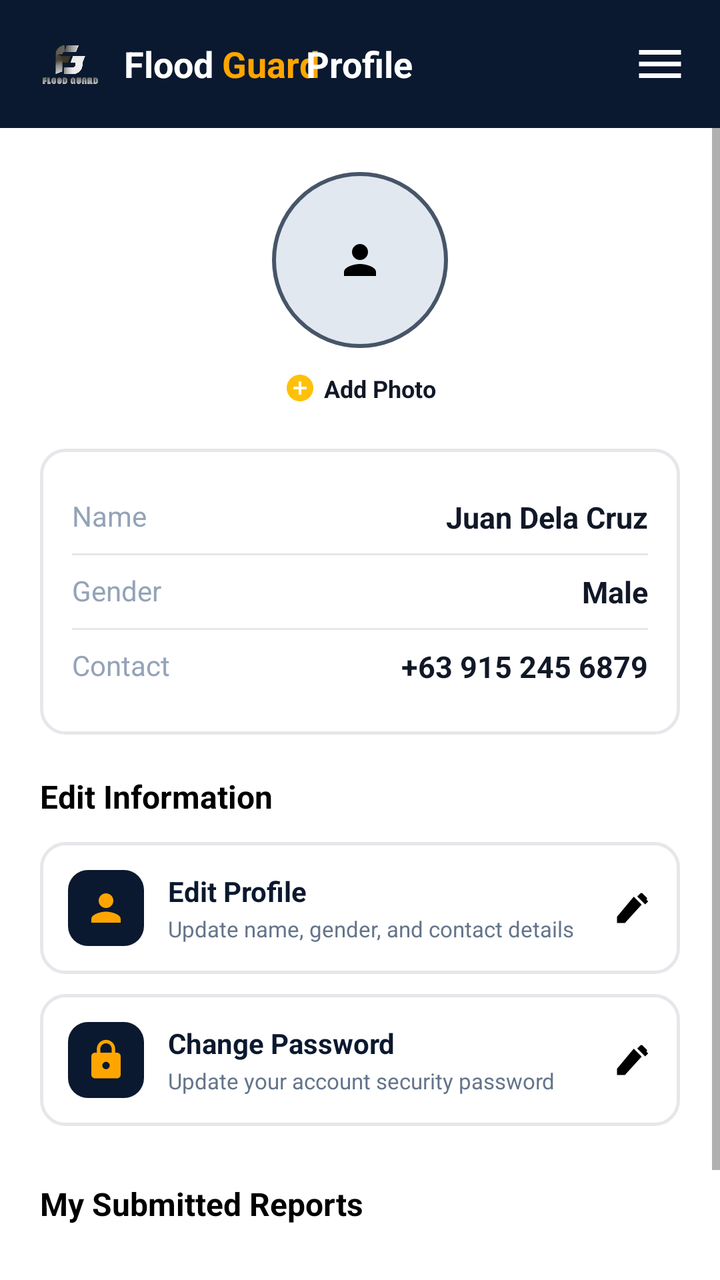
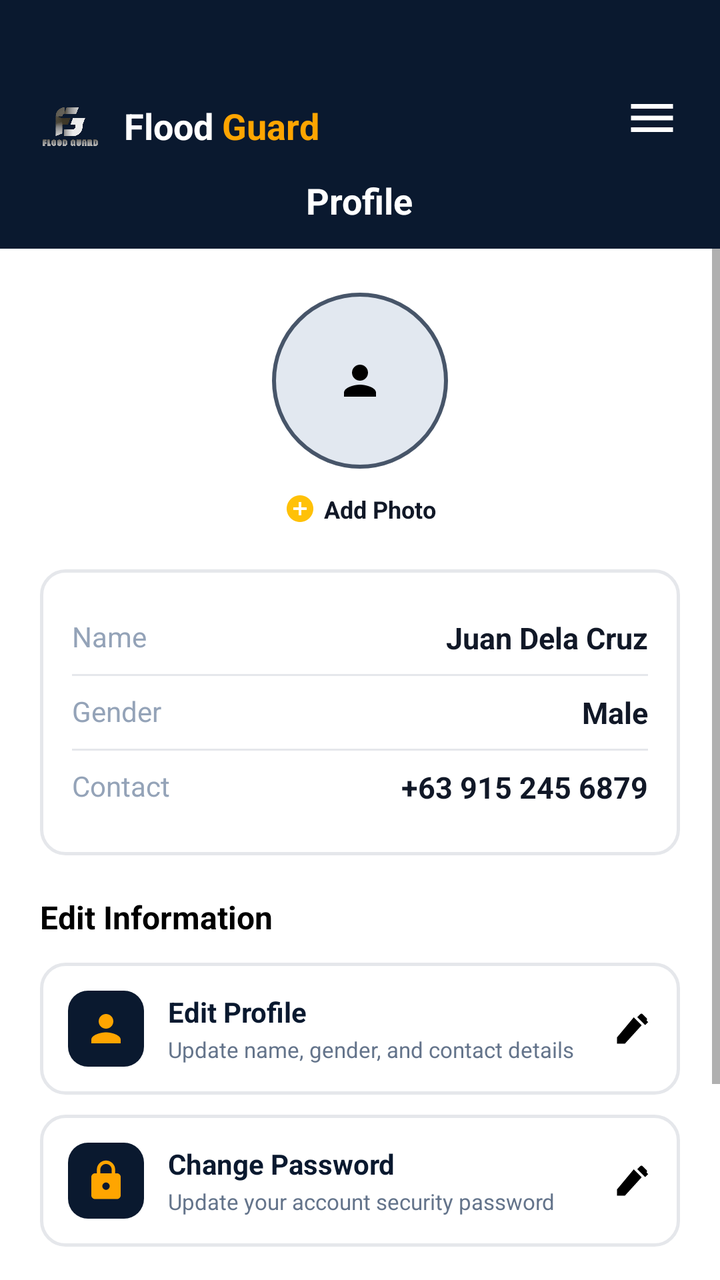

The first picture is an Android layout as it rendered before a commit; the second is the same layout after the commit. The layout source and the unified diff follow.
<!-- AndroidManifest.xml: activity theme Theme.FloodGuard -->
<!-- res/layout/activity_profile.xml -->
<?xml version="1.0" encoding="utf-8"?>
<RelativeLayout xmlns:android="http://schemas.android.com/apk/res/android"
    xmlns:app="http://schemas.android.com/apk/res-auto"
    android:layout_width="match_parent"
    android:layout_height="match_parent"
    android:background="@color/app_bg">

    
    <RelativeLayout
        android:id="@+id/headerBar"
        android:layout_width="match_parent"
        android:layout_height="64dp"
        android:background="#0A192F"
        android:paddingStart="16dp"
        android:paddingEnd="16dp"
        android:layout_alignParentTop="true">

        
        <LinearLayout
            android:id="@+id/logoLayout"
            android:layout_width="wrap_content"
            android:layout_height="wrap_content"
            android:layout_centerVertical="true"
            android:gravity="center_vertical"
            android:orientation="horizontal"
            android:clickable="true"
            android:focusable="true">

            <ImageView
                android:layout_width="38dp"
                android:layout_height="38dp"
                android:src="@drawable/fg_logo"
                android:contentDescription="FloodGuard Logo" />

            <LinearLayout
                android:layout_width="wrap_content"
                android:layout_height="wrap_content"
                android:layout_marginStart="8dp"
                android:orientation="horizontal">

                <TextView
                    android:layout_width="wrap_content"
                    android:layout_height="wrap_content"
                    android:text="Flood "
                    android:textColor="@android:color/white"
                    android:textSize="18sp"
                    android:textStyle="bold" />

                <TextView
                    android:layout_width="wrap_content"
                    android:layout_height="wrap_content"
                    android:text="Guard"
                    android:textColor="#FFA500"
                    android:textSize="18sp"
                    android:textStyle="bold" />
            </LinearLayout>
        </LinearLayout>

        
        <TextView
            android:layout_width="wrap_content"
            android:layout_height="wrap_content"
            android:layout_centerInParent="true"
            android:text="Profile"
            android:textColor="@android:color/white"
            android:textSize="18sp"
            android:textStyle="bold" />

        
        <ImageView
            android:id="@+id/menuIcon"
            android:layout_width="28dp"
            android:layout_height="28dp"
            android:layout_alignParentEnd="true"
            android:layout_centerVertical="true"
            android:src="@drawable/ic_menu"
            android:contentDescription="Menu"
            android:clickable="true"
            android:focusable="true" />
    </RelativeLayout>

    
    <ScrollView
        android:layout_width="match_parent"
        android:layout_height="match_parent"
        android:layout_below="@id/headerBar"
        android:layout_alignParentBottom="true"
        android:fillViewport="true">

        <LinearLayout
            android:layout_width="match_parent"
            android:layout_height="wrap_content"
            android:orientation="vertical"
            android:padding="20dp">

            
            <LinearLayout
                android:layout_width="match_parent"
                android:layout_height="wrap_content"
                android:gravity="center_horizontal"
                android:orientation="vertical"
                android:layout_marginBottom="16dp">

                <FrameLayout
                    android:layout_width="92dp"
                    android:layout_height="92dp"
                    android:layout_gravity="center_horizontal">

                    <ImageView
                        android:id="@+id/avatarImage"
                        android:layout_width="88dp"
                        android:layout_height="88dp"
                        android:layout_gravity="center"
                        android:background="@drawable/circle_avatar_bg"
                        android:padding="16dp"
                        android:scaleType="centerInside"
                        android:src="@drawable/ic_profile"
                        android:clickable="true"
                        android:focusable="true"
                        android:contentDescription="Profile Picture" />
                </FrameLayout>

                <LinearLayout
                    android:id="@+id/addPhotoButton"
                    android:layout_width="wrap_content"
                    android:layout_height="wrap_content"
                    android:layout_gravity="center_horizontal"
                    android:gravity="center"
                    android:orientation="horizontal"
                    android:padding="6dp"
                    android:clickable="true"
                    android:focusable="true"
                    android:layout_marginTop="4dp">

                    <ImageView
                        android:layout_width="16dp"
                        android:layout_height="16dp"
                        android:src="@drawable/ic_add_circle"
                        android:contentDescription="Add" />

                    <TextView
                        android:layout_width="wrap_content"
                        android:layout_height="wrap_content"
                        android:layout_marginStart="4dp"
                        android:text="Add Photo"
                        android:textColor="@color/text_primary"
                        android:textSize="12sp"
                        android:textStyle="bold" />
                </LinearLayout>

            </LinearLayout>

            
            <LinearLayout
                android:layout_width="match_parent"
                android:layout_height="wrap_content"
                android:background="@drawable/search_bg"
                android:orientation="vertical"
                android:padding="16dp"
                android:layout_marginBottom="20dp">

                
                <RelativeLayout
                    android:layout_width="match_parent"
                    android:layout_height="wrap_content"
                    android:paddingTop="8dp"
                    android:paddingBottom="8dp">

                    <TextView
                        android:layout_width="wrap_content"
                        android:layout_height="wrap_content"
                        android:layout_alignParentStart="true"
                        android:text="Name"
                        android:textColor="#94A3B8"
                        android:textSize="14sp" />

                    <EditText
                        android:id="@+id/profileNameInput"
                        android:layout_width="wrap_content"
                        android:layout_height="wrap_content"
                        android:layout_alignParentEnd="true"
                        android:background="@null"
                        android:text="Juan Dela Cruz"
                        android:textColor="@color/text_primary"
                        android:textSize="15sp"
                        android:textStyle="bold"
                        android:enabled="false"
                        android:focusable="false"
                        android:focusableInTouchMode="false"
                        android:clickable="false"
                        android:cursorVisible="false"
                        android:inputType="none" />
                </RelativeLayout>

                <View
                    android:layout_width="match_parent"
                    android:layout_height="1dp"
                    android:background="@color/divider_color" />

                
                <RelativeLayout
                    android:layout_width="match_parent"
                    android:layout_height="wrap_content"
                    android:paddingTop="8dp"
                    android:paddingBottom="8dp">

                    <TextView
                        android:layout_width="wrap_content"
                        android:layout_height="wrap_content"
                        android:layout_alignParentStart="true"
                        android:text="Gender"
                        android:textColor="#94A3B8"
                        android:textSize="14sp" />

                    <EditText
                        android:id="@+id/profileGenderInput"
                        android:layout_width="wrap_content"
                        android:layout_height="wrap_content"
                        android:layout_alignParentEnd="true"
                        android:background="@null"
                        android:text="Male"
                        android:textColor="@color/text_primary"
                        android:textSize="15sp"
                        android:textStyle="bold"
                        android:enabled="false"
                        android:focusable="false"
                        android:focusableInTouchMode="false"
                        android:clickable="false"
                        android:cursorVisible="false"
                        android:inputType="none" />
                </RelativeLayout>

                <View
                    android:layout_width="match_parent"
                    android:layout_height="1dp"
                    android:background="@color/divider_color" />

                
                <RelativeLayout
                    android:layout_width="match_parent"
                    android:layout_height="wrap_content"
                    android:paddingTop="8dp"
                    android:paddingBottom="8dp">

                    <TextView
                        android:layout_width="wrap_content"
                        android:layout_height="wrap_content"
                        android:layout_alignParentStart="true"
                        android:text="Contact"
                        android:textColor="#94A3B8"
                        android:textSize="14sp" />

                    <EditText
                        android:id="@+id/profileContactInput"
                        android:layout_width="wrap_content"
                        android:layout_height="wrap_content"
                        android:layout_alignParentEnd="true"
                        android:background="@null"
                        android:text="+63 915 245 6879"
                        android:textColor="@color/text_primary"
                        android:textSize="15sp"
                        android:textStyle="bold"
                        android:enabled="false"
                        android:focusable="false"
                        android:focusableInTouchMode="false"
                        android:clickable="false"
                        android:cursorVisible="false"
                        android:inputType="none" />
                </RelativeLayout>

            </LinearLayout>

            
            <TextView
                android:layout_width="wrap_content"
                android:layout_height="wrap_content"
                android:text="Edit Information"
                android:textColor="#000000"
                android:textSize="16sp"
                android:textStyle="bold"
                android:layout_marginBottom="12dp" />

            
            <RelativeLayout
                android:id="@+id/btnEditProfile"
                android:layout_width="match_parent"
                android:layout_height="wrap_content"
                android:background="@drawable/search_bg"
                android:padding="14dp"
                android:clickable="true"
                android:focusable="true"
                android:layout_marginBottom="10dp">

                <ImageView
                    android:id="@+id/iconEditProfileBadge"
                    android:layout_width="38dp"
                    android:layout_height="38dp"
                    android:layout_alignParentStart="true"
                    android:layout_centerVertical="true"
                    android:background="@drawable/icon_badge_bg"
                    android:padding="8dp"
                    android:src="@drawable/ic_profile"
                    app:tint="#FFA500"
                    android:contentDescription="Edit Profile Icon" />

                <LinearLayout
                    android:layout_width="match_parent"
                    android:layout_height="wrap_content"
                    android:layout_centerVertical="true"
                    android:layout_marginStart="12dp"
                    android:layout_marginEnd="12dp"
                    android:layout_toEndOf="@id/iconEditProfileBadge"
                    android:layout_toStartOf="@id/chevronEditProfile"
                    android:orientation="vertical">

                    <TextView
                        android:layout_width="wrap_content"
                        android:layout_height="wrap_content"
                        android:text="Edit Profile"
                        android:textColor="#0A192F"
                        android:textSize="14sp"
                        android:textStyle="bold" />

                    <TextView
                        android:layout_width="wrap_content"
                        android:layout_height="wrap_content"
                        android:layout_marginTop="2dp"
                        android:text="Update name, gender, and contact details"
                        android:textColor="#64748B"
                        android:textSize="11sp" />
                </LinearLayout>

                <ImageView
                    android:id="@+id/chevronEditProfile"
                    android:layout_width="20dp"
                    android:layout_height="20dp"
                    android:layout_alignParentEnd="true"
                    android:layout_centerVertical="true"
                    android:src="@drawable/ic_edit"
                    android:contentDescription="Edit Profile" />
            </RelativeLayout>

            
            <RelativeLayout
                android:id="@+id/btnChangePassword"
                android:layout_width="match_parent"
                android:layout_height="wrap_content"
                android:background="@drawable/search_bg"
                android:padding="14dp"
                android:clickable="true"
                android:focusable="true"
                android:layout_marginBottom="20dp">

                <ImageView
                    android:id="@+id/iconChangePasswordBadge"
                    android:layout_width="38dp"
                    android:layout_height="38dp"
                    android:layout_alignParentStart="true"
                    android:layout_centerVertical="true"
                    android:background="@drawable/icon_badge_bg"
                    android:padding="8dp"
                    android:src="@drawable/ic_lock"
                    android:contentDescription="Change Password Icon" />

                <LinearLayout
                    android:layout_width="match_parent"
                    android:layout_height="wrap_content"
                    android:layout_centerVertical="true"
                    android:layout_marginStart="12dp"
                    android:layout_marginEnd="12dp"
                    android:layout_toEndOf="@id/iconChangePasswordBadge"
                    android:layout_toStartOf="@id/chevronChangePassword"
                    android:orientation="vertical">

                    <TextView
                        android:layout_width="wrap_content"
                        android:layout_height="wrap_content"
                        android:text="Change Password"
                        android:textColor="#0A192F"
                        android:textSize="14sp"
                        android:textStyle="bold" />

                    <TextView
                        android:layout_width="wrap_content"
                        android:layout_height="wrap_content"
                        android:layout_marginTop="2dp"
                        android:text="Update your account security password"
                        android:textColor="#64748B"
                        android:textSize="11sp" />
                </LinearLayout>

                <ImageView
                    android:id="@+id/chevronChangePassword"
                    android:layout_width="20dp"
                    android:layout_height="20dp"
                    android:layout_alignParentEnd="true"
                    android:layout_centerVertical="true"
                    android:src="@drawable/ic_edit"
                    android:contentDescription="Edit" />
            </RelativeLayout>

            
            <TextView
                android:layout_width="wrap_content"
                android:layout_height="wrap_content"
                android:text="My Submitted Reports"
                android:textColor="#000000"
                android:textSize="16sp"
                android:textStyle="bold"
                android:layout_marginTop="8dp"
                android:layout_marginBottom="12dp" />

            <LinearLayout
                android:id="@+id/profileReportsContainer"
                android:layout_width="match_parent"
                android:layout_height="wrap_content"
                android:orientation="vertical"
                android:layout_marginBottom="16dp" />

            
            <LinearLayout
                android:id="@+id/btnLogout"
                android:layout_width="wrap_content"
                android:layout_height="40dp"
                android:layout_gravity="end"
                android:background="@drawable/btn_logout_red"
                android:clickable="true"
                android:focusable="true"
                android:gravity="center"
                android:paddingStart="16dp"
                android:paddingEnd="16dp">

                <ImageView
                    android:layout_width="18dp"
                    android:layout_height="18dp"
                    android:src="@drawable/ic_logout"
                    android:contentDescription="Log out" />

                <TextView
                    android:layout_width="wrap_content"
                    android:layout_height="wrap_content"
                    android:layout_marginStart="8dp"
                    android:text="LOG-OUT"
                    android:textColor="@android:color/white"
                    android:textSize="12sp"
                    android:textStyle="bold" />
            </LinearLayout>

        </LinearLayout>
    </ScrollView>

</RelativeLayout>
<!-- resources referenced by this layout -->
<resources>
  <color name="app_bg">#FFFFFF</color>
  <color name="divider_color">#E5E7EB</color>
  <color name="text_primary">#111827</color>
  <!-- drawable btn_logout_red (drawable) -->
  <?xml version="1.0" encoding="utf-8"?>
  <shape xmlns:android="http://schemas.android.com/apk/res/android"
      android:shape="rectangle">
      <solid android:color="#D32F2F" />
      <corners android:radius="20dp" />
  </shape>
  <!-- drawable circle_avatar_bg (drawable) -->
  <?xml version="1.0" encoding="utf-8"?>
  <shape xmlns:android="http://schemas.android.com/apk/res/android"
      android:shape="oval">
      <solid android:color="#E2E8F0" />
      <stroke
          android:width="2dp"
          android:color="#475569" />
  </shape>
  <!-- drawable ic_add_circle (drawable) -->
  <vector xmlns:android="http://schemas.android.com/apk/res/android"
      android:width="52dp"
      android:height="52dp"
      android:viewportWidth="24"
      android:viewportHeight="24">
      <path
          android:fillColor="#FFC107"
          android:pathData="M12,2C6.48,2 2,6.48 2,12s4.48,10 10,10 10,-4.48 10,-10S17.52,2 12,2zm5,11h-4v4h-2v-4H7v-2h4V7h2v4h4v2z" />
  </vector>
  <!-- drawable ic_edit (drawable) -->
  <vector xmlns:android="http://schemas.android.com/apk/res/android"
      android:width="20dp"
      android:height="20dp"
      android:viewportWidth="24"
      android:viewportHeight="24">
      <path
          android:fillColor="#000000"
          android:pathData="M3,17.25V21h4.75L17.81,9.94l-4.75,-4.75L3,17.25zM20.71,7.04c0.39,-0.39 0.39,-1.02 0,-1.41l-2.34,-2.34c-0.39,-0.39 -1.02,-0.39 -1.41,0l-1.83,1.83 4.75,4.75 1.83,-1.83z" />
  </vector>
  <!-- drawable ic_logout (drawable) -->
  <vector xmlns:android="http://schemas.android.com/apk/res/android"
      android:width="20dp"
      android:height="20dp"
      android:viewportWidth="24"
      android:viewportHeight="24">
      <path
          android:fillColor="#FFFFFF"
          android:pathData="M17,7l-1.41,1.41L18.17,11H8v2h10.17l-2.58,2.58L17,17l5,-5zM4,5h8V3H4c-1.1,0 -2,0.9 -2,2v14c0,1.1 0.9,2 2,2h8v-2H4V5z" />
  </vector>
  <!-- drawable ic_menu (drawable) -->
  <vector xmlns:android="http://schemas.android.com/apk/res/android"
      android:width="28dp"
      android:height="28dp"
      android:viewportWidth="24"
      android:viewportHeight="24">
      <path
          android:fillColor="#FFFFFF"
          android:pathData="M3,18h18v-2H3v2zm0,-5h18v-2H3v2zm0,-7v2h18V6H3z" />
  </vector>
  <!-- drawable ic_profile (drawable) -->
  <vector xmlns:android="http://schemas.android.com/apk/res/android"
      android:width="24dp"
      android:height="24dp"
      android:viewportWidth="24"
      android:viewportHeight="24">
      <path
          android:fillColor="#000000"
          android:pathData="M12,12c2.21,0 4,-1.79 4,-4s-1.79,-4 -4,-4 -4,1.79 -4,4 1.79,4 4,4zm0,2c-2.67,0 -8,1.34 -8,4v2h16v-2c0,-2.66 -5.33,-4 -8,-4z" />
  </vector>
  <!-- drawable icon_badge_bg (drawable) -->
  <?xml version="1.0" encoding="utf-8"?>
  <shape xmlns:android="http://schemas.android.com/apk/res/android"
      android:shape="rectangle">
      <solid android:color="#0A192F" />
      <corners android:radius="10dp" />
  </shape>
  <!-- drawable search_bg (drawable) -->
  <?xml version="1.0" encoding="utf-8"?>
  <shape xmlns:android="http://schemas.android.com/apk/res/android"
      android:shape="rectangle">
      <solid android:color="@color/card_bg" />
      <corners android:radius="12dp" />
      <stroke
          android:width="1.5dp"
          android:color="@color/card_stroke" />
  </shape>
  <style name="Theme.FloodGuard" parent="Theme.AppCompat.DayNight.NoActionBar">
          <item name="windowActionBar">false</item>
          <item name="windowNoTitle">true</item>
      </style>
  <color name="card_bg">#FFFFFF</color>
  <color name="card_stroke">#E5E7EB</color>
  <!-- unchanged entries left out for length: 2 -->
</resources>

<!-- the commit's change to res/layout/activity_profile.xml (unified diff, before → after) -->
@@ -9,10 +9,13 @@
     <RelativeLayout
         android:id="@+id/headerBar"
         android:layout_width="match_parent"
-        android:layout_height="64dp"
+        android:layout_height="wrap_content"
+        android:minHeight="76dp"
         android:background="#0A192F"
         android:paddingStart="16dp"
         android:paddingEnd="16dp"
+        android:paddingTop="36dp"
+        android:paddingBottom="12dp"
         android:layout_alignParentTop="true">
 
         
@@ -20,9 +23,11 @@
             android:id="@+id/logoLayout"
             android:layout_width="wrap_content"
             android:layout_height="wrap_content"
-            android:layout_centerVertical="true"
+            android:layout_alignParentStart="true"
+            android:layout_alignParentTop="true"
             android:gravity="center_vertical"
             android:orientation="horizontal"
+            android:paddingTop="8dp"
             android:clickable="true"
             android:focusable="true">
 
@@ -57,26 +62,31 @@
         </LinearLayout>
 
         
+        <ImageView
+            android:id="@+id/menuIcon"
+            android:layout_width="wrap_content"
+            android:layout_height="wrap_content"
+            android:layout_alignParentEnd="true"
+            android:layout_alignTop="@id/logoLayout"
+            android:layout_alignBottom="@id/logoLayout"
+            android:paddingStart="4dp"
+            android:paddingEnd="4dp"
+            android:src="@drawable/ic_menu"
+            android:contentDescription="Menu"
+            android:clickable="true"
+            android:focusable="true" />
+
+        
         <TextView
             android:layout_width="wrap_content"
             android:layout_height="wrap_content"
-            android:layout_centerInParent="true"
+            android:layout_below="@id/logoLayout"
+            android:layout_centerHorizontal="true"
+            android:layout_marginTop="6dp"
             android:text="Profile"
             android:textColor="@android:color/white"
             android:textSize="18sp"
             android:textStyle="bold" />
-
-        
-        <ImageView
-            android:id="@+id/menuIcon"
-            android:layout_width="28dp"
-            android:layout_height="28dp"
-            android:layout_alignParentEnd="true"
-            android:layout_centerVertical="true"
-            android:src="@drawable/ic_menu"
-            android:contentDescription="Menu"
-            android:clickable="true"
-            android:focusable="true" />
     </RelativeLayout>
 
     
<!-- resource entries referenced after the edit -->
@@ -89,6 +89,9 @@
   <style name="Theme.FloodGuard" parent="Theme.AppCompat.DayNight.NoActionBar">
           <item name="windowActionBar">false</item>
           <item name="windowNoTitle">true</item>
+          <item name="android:statusBarColor">#0A192F</item>
+          <item name="android:windowLightStatusBar">false</item>
+          <item name="android:navigationBarColor">#0A192F</item>
       </style>
   <color name="card_bg">#FFFFFF</color>
   <color name="card_stroke">#E5E7EB</color>
